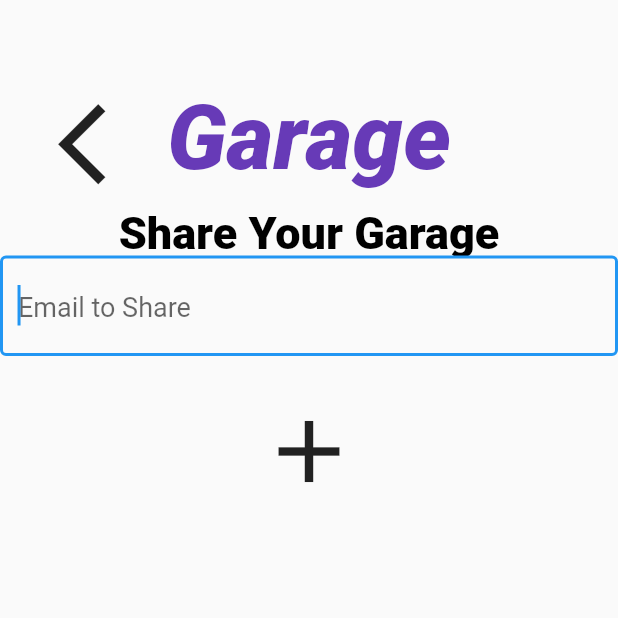
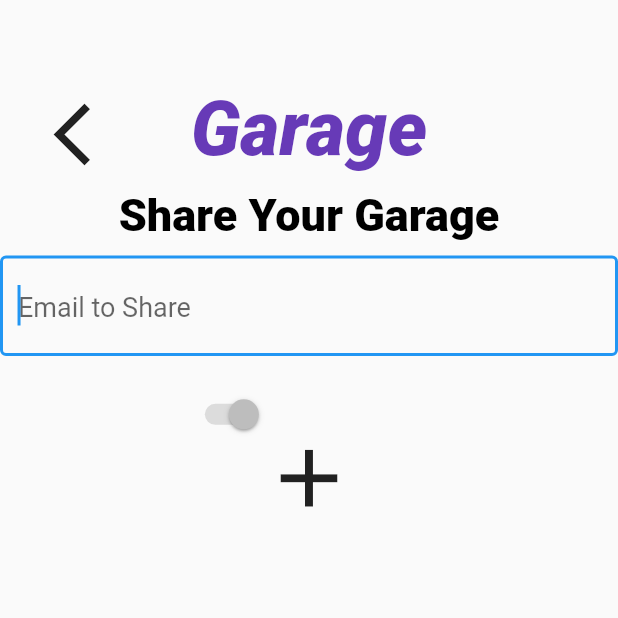
Before and after one commit to tvonsosen/smart-garage, a Flutter app: the screen it shows after launch, after a tap on the "ios share" icon, on a phone screen of 412 x 824 dp, the top half of it. Run offline on Flutter 3.47's test engine with Material 2 defaults, Android fonts, the phone set to English and light mode, and no system bars.

Commit message:
new commit

```diff
--- a/lib/main.dart
+++ b/lib/main.dart
@@ -19,7 +19,11 @@ class MyApp extends StatelessWidget {
       home: MyHomePage(title: 'Flutter Demo Home Page'),
     );
   }
+
+
 }
+
+
 
 class MyHomePage extends StatefulWidget {
   MyHomePage({Key key, this.title}) : super(key: key);
@@ -43,13 +47,13 @@ class SharePage extends StatefulWidget {
 }
 
 class _SharePageState extends State<SharePage> {
+  bool isSwitched = false;
+  //* for switch buttons
+  @override
   Widget build(BuildContext context) {
     return Scaffold(body: theSharePage(context));
   }
-
-
 }
-
 
 Future navigateToSharePage(context) async {
   Navigator.push(context, MaterialPageRoute(builder: (context) => SharePage()));
--- a/lib/screens/homepage.dart
+++ b/lib/screens/homepage.dart
@@ -30,14 +30,14 @@ homePage(BuildContext context) {
             alignment: Alignment(0.925, -0.875),
             child: IconButton(
                 icon: Icon(Icons.ios_share),
-                iconSize: 65,
+                iconSize: 55,
                 onPressed: () {
                   navigateToSharePage(context);
                 }),
           ),
           Align(
             alignment: Alignment(-0.925, -0.875),
-            child: IconButton(iconSize: 65, icon: Icon(Icons.settings)),
+            child: IconButton(iconSize: 55, icon: Icon(Icons.settings)),
           ),
         ],
       ),
--- a/lib/screens/sharepage.dart
+++ b/lib/screens/sharepage.dart
@@ -5,8 +5,6 @@ import 'package:smartgarage/main.dart';
 
 import '../style/global.dart';
 import '../style/global.dart';
-
-int _selectedTime = 1;
 
 theSharePage(BuildContext context) {
   return Container(
@@ -21,39 +19,56 @@ theSharePage(BuildContext context) {
             alignment: Alignment(-0.91, -0.85),
             child: IconButton(
                 icon: Icon(Icons.arrow_back_ios_sharp),
-                iconSize: 65,
+                iconSize: 50,
                 onPressed: () {
                   Navigator.pop(context);
                 }),
           ),
-
           Align(
-            alignment: Alignment(0, -0.65),
-            child: Text('Share Your Garage', style: addButton)
-          ),
+              alignment: Alignment(0, -0.68),
+              child: Text('Share Your Garage', style: addButton)),
           Align(
               alignment: Alignment(0, -0.55),
-
               child: TextField(
                   autofocus: true,
-              style: TextStyle(height:1.5, fontSize: 18),
+                  style: TextStyle(height: 1.5, fontSize: 18),
                   obscureText: false,
                   decoration: InputDecoration(
                     hintText: 'Email to Share',
                     border: OutlineInputBorder(),
-              )
-            )
+                  ))),
+          Align(
+            alignment: Alignment(0, -0.25),
+            child: IconButton(
+                icon: Icon(Icons.add),
+                iconSize: 65,
+                onPressed: () {
+                  print("Added");
+                }),
           ),
 
           Align(
-            alignment: Alignment(0,-0.3),
-            child: IconButton(
-              icon: Icon(Icons.add),
-              iconSize: 70,
+            alignment: Alignment(-0.3, -0.35),
+            child: Switch(
+              value: true
+              ),
 
-              onPressed: () {
-                print("Added");
-            }),
+
+          // Align(
+          //     alignment: Alignment(-0.3, -0.35),
+          //     child: RadioListTile(
+          //         value: 2,
+          //         groupValue: selectedRadioTile,
+          //         subtitle: Text("Once"),
+          //         onChanged: (val) {
+          //           print('Once');
+          //             setSelectedRadioTile(val);
+          //         },
+          //         activeColor: Colors.deepPurple,
+          //         selected: false
+          //         ),
+
+          //         ),
            ),
          ],
       ),
--- a/lib/style/global.dart
+++ b/lib/style/global.dart
@@ -7,7 +7,7 @@ import 'package:flutter/material.dart';
 //*  color: Colors.red,
 //*   fontWeight: FontWeight.w800);
 TextStyle garageTitle = TextStyle(
-    fontSize: 60,
+    fontSize: 50,
     fontFamily: 'Roboto',
     color: Colors.deepPurple,
     fontWeight: FontWeight.w900,
```
Lines whose indentation alone changed are shown as unchanged.
